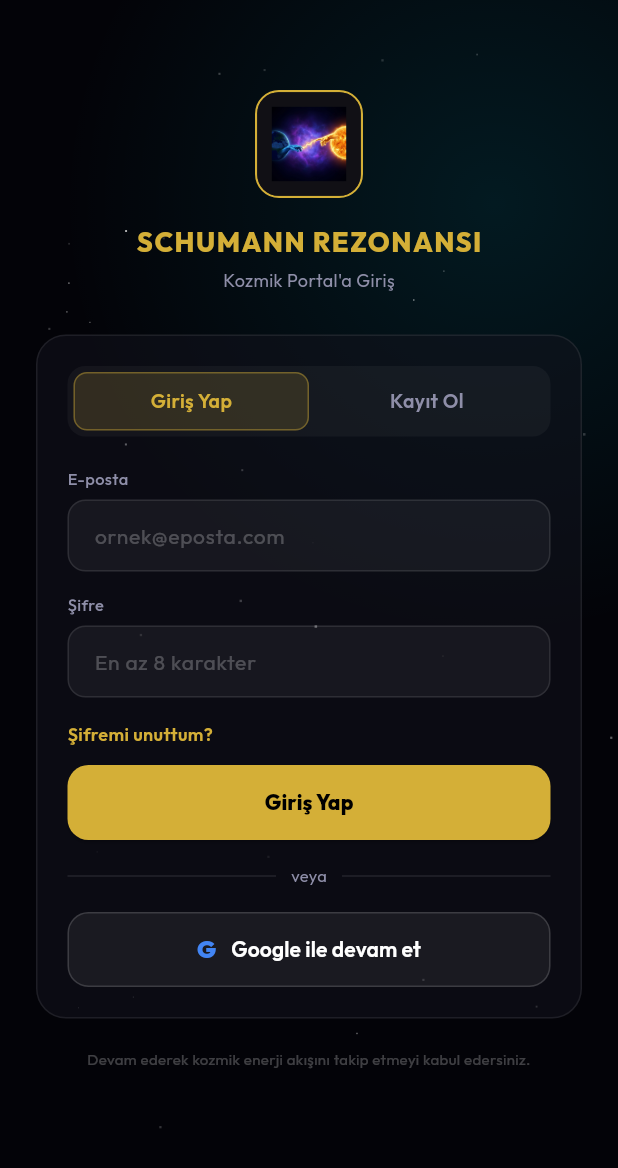
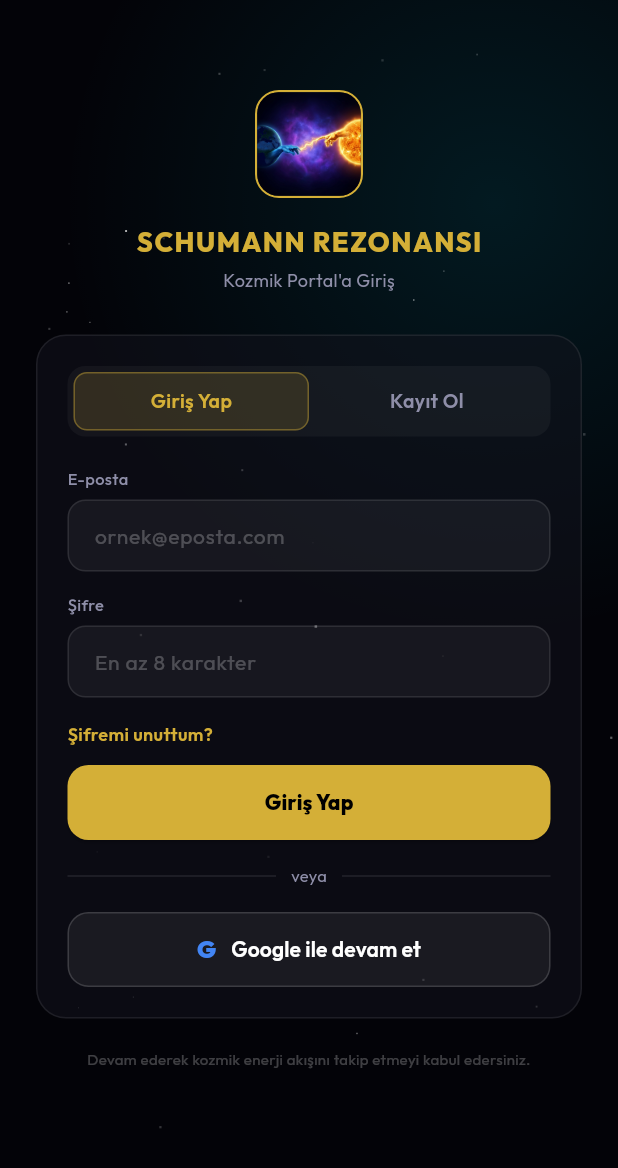
Before and after one commit to bahacan112/rezonans_flutter, a Flutter app: the screen it shows after launch, on a phone screen of 412 x 824 dp. Shown: the top 1168 px of the screen. Run offline on Flutter 3.47's test engine with Material 3 defaults, Android fonts, the light colour scheme and no system bars; our stand-ins replace google_fonts, google_sign_in, shared_preferences; accounts and stored records are empty.

```diff
--- a/lib/screens/auth_screen.dart
+++ b/lib/screens/auth_screen.dart
@@ -156,7 +156,7 @@ class _AuthScreenState extends State<AuthScreen> {
         ),
         child: ClipRRect(
           borderRadius: BorderRadius.circular(14),
-          child: Image.asset('assets/schuman-logo-adaptive.png', fit: BoxFit.cover),
+          child: Image.asset('assets/schuman-logo.png', fit: BoxFit.cover),
         ),
       );
 
```
Also changed, not shown: 1 other file.
